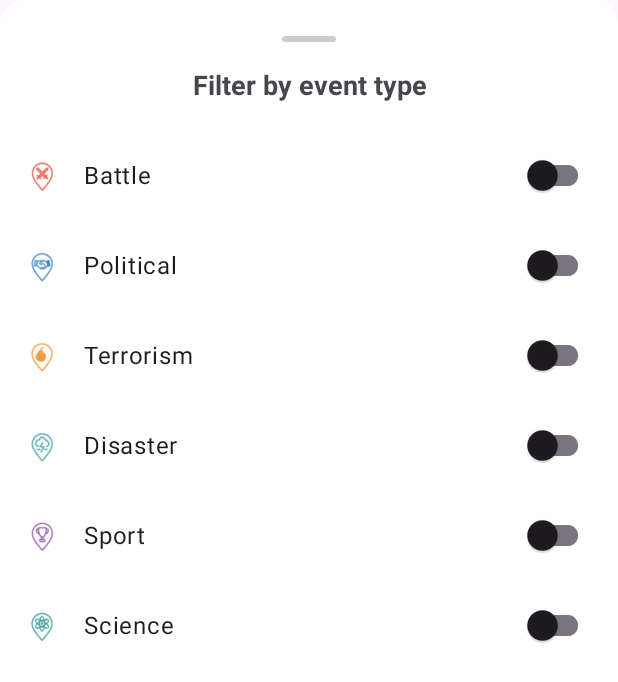
After one commit to ultrabibijon/HistoryMapApp_Project, an Android app: the layout bottom_sheet_type.xml on its own in the app's theme, with its tools: preview values and no code run, on a phone screen of 412 x 824 dp. The commit adds this screen. Shown: the top 682 px of the screen. Run offline under Robolectric (Android 15) with nearby library versions, the light colour scheme and no system bars.

Commit message:
filter by type added

```diff
--- /dev/null
+++ b/app/src/main/res/drawable/drag_handle_bg.xml
@@ -0,0 +1,5 @@
+<shape xmlns:android="http://schemas.android.com/apk/res/android"
+    android:shape="rectangle">
+    <solid android:color="#CCCCCC"/>
+    <corners android:radius="2dp" />
+</shape>
--- /dev/null
+++ b/app/src/main/res/layout/bottom_sheet_type.xml
@@ -0,0 +1,188 @@
+<?xml version="1.0" encoding="utf-8"?>
+<androidx.constraintlayout.widget.ConstraintLayout
+    xmlns:android="http://schemas.android.com/apk/res/android"
+    xmlns:app="http://schemas.android.com/apk/res-auto"
+    xmlns:tools="http://schemas.android.com/tools"
+    android:id="@+id/bottom_sheet_container"
+    android:layout_width="match_parent"
+    android:layout_height="wrap_content"
+    android:background="@drawable/rounded_bottom_sheet_corner_bg"
+    android:padding="16dp"
+    tools:context=".TypeBottomSheet">
+
+    <!-- Drag Handle -->
+    <View
+        android:id="@+id/drag_handle"
+        android:layout_width="36dp"
+        android:layout_height="4dp"
+        android:layout_marginTop="8dp"
+        android:background="@drawable/drag_handle_bg"
+        app:layout_constraintTop_toTopOf="parent"
+        app:layout_constraintStart_toStartOf="parent"
+        app:layout_constraintEnd_toEndOf="parent" />
+
+    <!-- Title -->
+    <TextView
+        android:id="@+id/event_type_title"
+        android:layout_width="0dp"
+        android:layout_height="wrap_content"
+        android:layout_marginTop="16dp"
+        android:textSize="18sp"
+        android:textStyle="bold"
+        android:text="Filter by event type"
+        android:gravity="center"
+        app:layout_constraintTop_toBottomOf="@id/drag_handle"
+        app:layout_constraintStart_toStartOf="parent"
+        app:layout_constraintEnd_toEndOf="parent" />
+
+    <!-- Switch Container -->
+    <LinearLayout
+        android:id="@+id/event_types_container"
+        android:layout_width="0dp"
+        android:layout_height="wrap_content"
+        android:layout_marginTop="24dp"
+        android:orientation="vertical"
+        app:layout_constraintTop_toBottomOf="@id/event_type_title"
+        app:layout_constraintStart_toStartOf="parent"
+        app:layout_constraintEnd_toEndOf="parent">
+
+        <!-- Battle -->
+        <LinearLayout
+            android:layout_width="match_parent"
+            android:layout_height="wrap_content"
+            android:layout_marginBottom="12dp"
+            android:orientation="horizontal"
+            android:gravity="center_vertical">
+
+            <ImageView
+                android:layout_width="24dp"
+                android:layout_height="24dp"
+                android:layout_marginEnd="16dp"
+                android:src="@drawable/ic_marker_battle"
+                android:contentDescription="Battle Icon" />
+
+            <androidx.appcompat.widget.SwitchCompat
+                android:id="@+id/switch_battle"
+                android:layout_width="match_parent"
+                android:layout_height="wrap_content"
+                android:text="Battle"
+                android:textAppearance="?attr/textAppearanceBodyLarge" />
+        </LinearLayout>
+
+        <!-- Political -->
+        <LinearLayout
+            android:layout_width="match_parent"
+            android:layout_height="wrap_content"
+            android:layout_marginBottom="12dp"
+            android:orientation="horizontal"
+            android:gravity="center_vertical">
+
+            <ImageView
+                android:layout_width="24dp"
+                android:layout_height="24dp"
+                android:layout_marginEnd="16dp"
+                android:src="@drawable/ic_marker_political"
+                android:contentDescription="Political Icon" />
+
+            <androidx.appcompat.widget.SwitchCompat
+                android:id="@+id/switch_political"
+                android:layout_width="match_parent"
+                android:layout_height="wrap_content"
+                android:text="Political"
+                android:textAppearance="?attr/textAppearanceBodyLarge" />
+        </LinearLayout>
+
+        <!-- Terrorism -->
+        <LinearLayout
+            android:layout_width="match_parent"
+            android:layout_height="wrap_content"
+            android:layout_marginBottom="12dp"
+            android:orientation="horizontal"
+            android:gravity="center_vertical">
+
+            <ImageView
+                android:layout_width="24dp"
+                android:layout_height="24dp"
+                android:layout_marginEnd="16dp"
+                android:src="@drawable/ic_marker_terrorism"
+                android:contentDescription="Terrorism Icon" />
+
+            <androidx.appcompat.widget.SwitchCompat
+                android:id="@+id/switch_terrorism"
+                android:layout_width="match_parent"
+                android:layout_height="wrap_content"
+                android:text="Terrorism"
+                android:textAppearance="?attr/textAppearanceBodyLarge" />
+        </LinearLayout>
+
+        <!-- Disaster -->
+        <LinearLayout
+            android:layout_width="match_parent"
+            android:layout_height="wrap_content"
+            android:layout_marginBottom="12dp"
+            android:orientation="horizontal"
+            android:gravity="center_vertical">
+
+            <ImageView
+                android:layout_width="24dp"
+                android:layout_height="24dp"
+                android:layout_marginEnd="16dp"
+                android:src="@drawable/ic_marker_disaster"
+                android:contentDescription="Disaster Icon" />
+
+            <androidx.appcompat.widget.SwitchCompat
+                android:id="@+id/switch_disaster"
+                android:layout_width="match_parent"
+                android:layout_height="wrap_content"
+                android:text="Disaster"
+                android:textAppearance="?attr/textAppearanceBodyLarge" />
+        </LinearLayout>
+
+        <!-- Sport -->
+        <LinearLayout
+            android:layout_width="match_parent"
+            android:layout_height="wrap_content"
+            android:layout_marginBottom="12dp"
+            android:orientation="horizontal"
+            android:gravity="center_vertical">
+
+            <ImageView
+                android:layout_width="24dp"
+                android:layout_height="24dp"
+                android:layout_marginEnd="16dp"
+                android:src="@drawable/ic_marker_sport"
+                android:contentDescription="Sport Icon" />
+
+            <androidx.appcompat.widget.SwitchCompat
+                android:id="@+id/switch_sport"
+                android:layout_width="match_parent"
+                android:layout_height="wrap_content"
+                android:text="Sport"
+                android:textAppearance="?attr/textAppearanceBodyLarge" />
+        </LinearLayout>
+
+        <!-- Science -->
+        <LinearLayout
+            android:layout_width="match_parent"
+            android:layout_height="wrap_content"
+            android:layout_marginBottom="12dp"
+            android:orientation="horizontal"
+            android:gravity="center_vertical">
+
+            <ImageView
+                android:layout_width="24dp"
+                android:layout_height="24dp"
+                android:layout_marginEnd="16dp"
+                android:src="@drawable/ic_marker_science"
+                android:contentDescription="Science Icon" />
+
+            <androidx.appcompat.widget.SwitchCompat
+                android:id="@+id/switch_science"
+                android:layout_width="match_parent"
+                android:layout_height="wrap_content"
+                android:text="Science"
+                android:textAppearance="?attr/textAppearanceBodyLarge" />
+        </LinearLayout>
+    </LinearLayout>
+
+</androidx.constraintlayout.widget.ConstraintLayout>
```
Also changed, not shown: app/src/main/java/com/example/historymapapp/MainActivity.kt (+26 -5 lines), app/src/main/java/com/example/historymapapp/TypeBottomSheet.kt (added, +105 -0 lines), app/src/main/res/drawable/ic_filter.xml (added, +9 -0 lines), app/src/main/res/layout/activity_main.xml (+13 -1 lines).
